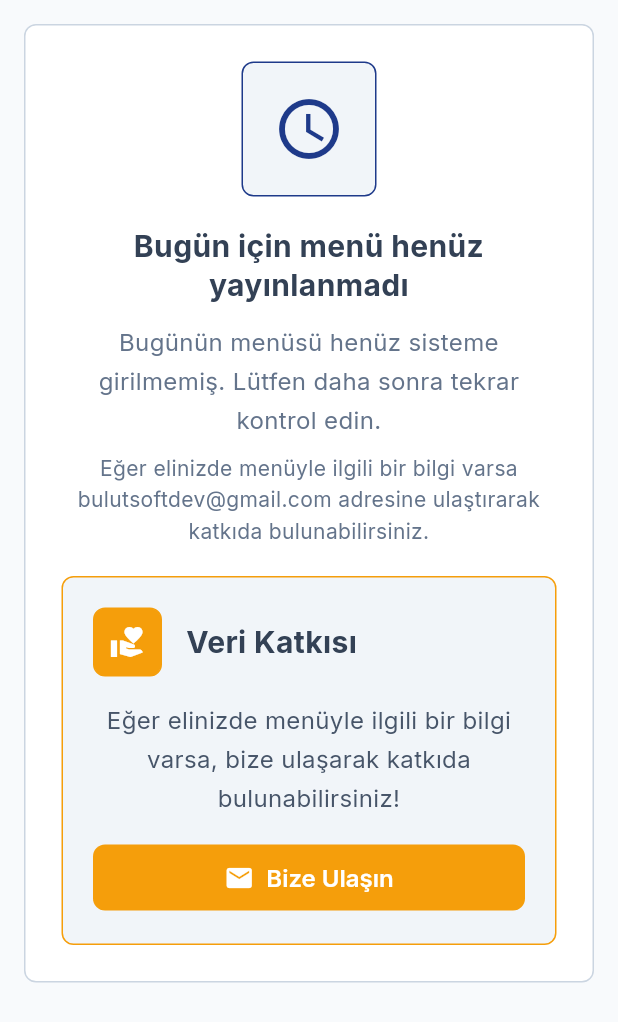
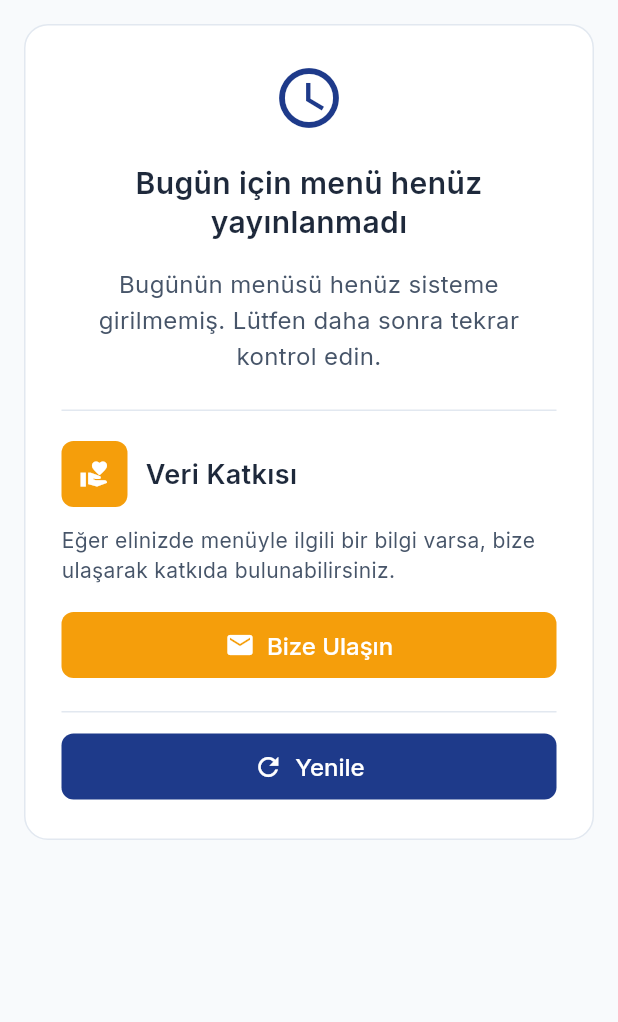
Before and after one commit to Furk4nBulut/Yurtta-Ye-Mobile, a Flutter app: the EmptyStateWidget widget shown alone on an empty page, opened directly with empty values, on a phone screen of 412 x 824 dp. Shown: the top 1022 px of the screen. Run offline on Flutter 3.47's test engine with Material 3 defaults, Android fonts, the phone set to English and light mode, and no system bars; our stand-ins replace go_router, google_fonts, shared_preferences, shimmer; accounts and stored records are empty; network calls fail.

Commit message:
Empty state fix.

```diff
--- a/lib/screens/home_screen.dart
+++ b/lib/screens/home_screen.dart
@@ -374,6 +374,10 @@ Teşekkürler!''';
       return EmptyStateWidget(
         selectedDate: _selectedDate,
         onEmailPressed: _launchEmail,
+        onRefreshPressed: () {
+          final provider = Provider.of<MenuProvider>(context, listen: false);
+          provider.fetchMenus(reset: true);
+        },
       );
     }
 
--- a/lib/widgets/empty_state_widget.dart
+++ b/lib/widgets/empty_state_widget.dart
@@ -4,21 +4,32 @@ import 'package:google_fonts/google_fonts.dart';
 import 'package:intl/intl.dart';
 import 'package:yurttaye_mobile/utils/constants.dart';
 
-class EmptyStateWidget extends StatelessWidget {
+class EmptyStateWidget extends StatefulWidget {
   final DateTime selectedDate;
   final VoidCallback onEmailPressed;
+  final VoidCallback? onRefreshPressed;
+  final VoidCallback? onWebsitePressed;
 
   const EmptyStateWidget({
     Key? key,
     required this.selectedDate,
     required this.onEmailPressed,
+    this.onRefreshPressed,
+    this.onWebsitePressed,
   }) : super(key: key);
+
+  @override
+  State<EmptyStateWidget> createState() => _EmptyStateWidgetState();
+}
+
+class _EmptyStateWidgetState extends State<EmptyStateWidget> {
+  bool _isRefreshing = false;
 
   @override
   Widget build(BuildContext context) {
     final today = DateTime.now();
     final todayOnly = DateTime(today.year, today.month, today.day);
-    final selectedDay = DateTime(selectedDate.year, selectedDate.month, selectedDate.day);
+    final selectedDay = DateTime(widget.selectedDate.year, widget.selectedDate.month, widget.selectedDate.day);
     final isToday = selectedDay.isAtSameMomentAs(todayOnly);
 
     return Padding(
@@ -31,142 +42,148 @@ class EmptyStateWidget extends StatelessWidget {
             padding: const EdgeInsets.all(Constants.space6),
             decoration: BoxDecoration(
               color: Constants.white,
-              borderRadius: BorderRadius.circular(8),
+              borderRadius: BorderRadius.circular(16),
               border: Border.all(
-                color: Constants.kykGray300,
+                color: Constants.kykGray200,
                 width: 1,
               ),
             ),
             child: Column(
               children: [
-                // Ana ikon
-                Container(
-                  padding: const EdgeInsets.all(Constants.space5),
-                  decoration: BoxDecoration(
-                    color: Constants.kykGray100,
-                    borderRadius: BorderRadius.circular(8),
-                    border: Border.all(
-                      color: Constants.kykPrimary,
-                      width: 1,
+                // Sade ana bölüm
+                _buildSimpleMainSection(isToday),
+                const SizedBox(height: Constants.space6),
+
+                // Ayırıcı çizgi
+                _buildDivider(),
+                const SizedBox(height: Constants.space5),
+
+                // Veri katkısı bölümü
+                _buildDataContribution(),
+                const SizedBox(height: Constants.space5),
+
+                _buildDivider(),
+
+                const SizedBox(height: Constants.space3),
+
+                // Yenile butonu
+                _buildRefreshButton(),
+              ],
             ),
           ),
-                  child: Icon(
+        ],
+      ),
+    );
+  }
+
+  // Sade ana bölüm
+  Widget _buildSimpleMainSection(bool isToday) {
+    return Column(
+      children: [
+        // Sade ikon
+        Icon(
           isToday ? Icons.schedule : Icons.restaurant_menu,
           size: Constants.text2xl * 2,
           color: Constants.kykPrimary,
         ),
-                ),
         const SizedBox(height: Constants.space5),
 
-                // Ana başlık
+        // Sade başlık
         Text(
           isToday ? 'Bugün için menü henüz yayınlanmadı' : 'Menü bulunamadı',
           style: GoogleFonts.inter(
             fontSize: Constants.textXl,
-                    fontWeight: FontWeight.w700,
-                    color: Constants.kykGray700,
+            fontWeight: FontWeight.w600,
+            color: Constants.kykGray800,
             height: 1.3,
           ),
           textAlign: TextAlign.center,
+          maxLines: 2,
+          overflow: TextOverflow.ellipsis,
         ),
-                const SizedBox(height: Constants.space3),
+        const SizedBox(height: Constants.space4),
 
-                // Açıklama metni
+        // Sade açıklama
         Text(
           isToday
               ? 'Bugünün menüsü henüz sisteme girilmemiş. Lütfen daha sonra tekrar kontrol edin.'
-                    : '${DateFormat('dd MMMM yyyy').format(selectedDate)} tarihi için henüz veri girişi yapılmadı.',
+              : '${DateFormat('dd MMMM yyyy').format(widget.selectedDate)} tarihi için henüz veri girişi yapılmadı.',
           style: GoogleFonts.inter(
             fontSize: Constants.textBase,
-                    color: Constants.kykGray500,
-                    height: 1.6,
-                  ),
-                  textAlign: TextAlign.center,
-                ),
-                const SizedBox(height: Constants.space2),
-
-                // Email bilgisi
-                Text(
-                  'Eğer elinizde menüyle ilgili bir bilgi varsa bulutsoftdev@gmail.com adresine ulaştırarak katkıda bulunabilirsiniz.',
-                  style: GoogleFonts.inter(
-                    fontSize: Constants.textSm,
-                    color: Constants.kykGray500,
+            color: Constants.kykGray600,
             height: 1.5,
           ),
           textAlign: TextAlign.center,
+          maxLines: 3,
+          overflow: TextOverflow.ellipsis,
         ),
+      ],
+    );
+  }
 
-                // Veri katkısı mesajı
-                Container(
-                  margin: const EdgeInsets.only(top: Constants.space5),
-                  padding: const EdgeInsets.all(Constants.space5),
-                  decoration: BoxDecoration(
-                    color: Constants.kykGray100,
-                    borderRadius: BorderRadius.circular(8),
-                    border: Border.all(
-                      color: Constants.kykAccent,
-                      width: 1,
-                    ),
-                  ),
-                  child: Column(
+  // Ayırıcı çizgi
+  Widget _buildDivider() {
+    return Container(
+      height: 1,
+      color: Constants.kykGray200,
+    );
+  }
+
+  // Veri katkısı bölümü
+  Widget _buildDataContribution() {
+    return Column(
+      crossAxisAlignment: CrossAxisAlignment.start,
       children: [
-                      // Başlık satırı
         Row(
           children: [
             Container(
-                            padding: const EdgeInsets.all(10),
+              padding: const EdgeInsets.all(Constants.space3),
               decoration: BoxDecoration(
                 color: Constants.kykAccent,
                 borderRadius: BorderRadius.circular(8),
-                              border: Border.all(
-                                color: Constants.kykAccent,
-                                width: 1,
-                              ),
               ),
               child: const Icon(
                 Icons.volunteer_activism,
                 color: Constants.white,
-                              size: 24,
+                size: 20,
               ),
             ),
-                          const SizedBox(width: Constants.space4),
+            const SizedBox(width: Constants.space3),
             Expanded(
               child: Text(
                 'Veri Katkısı',
                 style: GoogleFonts.inter(
-                                fontSize: Constants.textXl,
-                                fontWeight: FontWeight.w700,
-                                color: Constants.kykGray700,
+                  fontSize: Constants.textLg,
+                  fontWeight: FontWeight.w600,
+                  color: Constants.kykGray800,
                 ),
               ),
             ),
           ],
         ),
-                      const SizedBox(height: Constants.space4),
-
-                      // Açıklama
+        const SizedBox(height: Constants.space3),
         Text(
-                        'Eğer elinizde menüyle ilgili bir bilgi varsa, bize ulaşarak katkıda bulunabilirsiniz!',
+          'Eğer elinizde menüyle ilgili bir bilgi varsa, bize ulaşarak katkıda bulunabilirsiniz.',
           style: GoogleFonts.inter(
-                          fontSize: Constants.textBase,
+            fontSize: Constants.textSm,
             color: Constants.kykGray600,
-                          height: 1.6,
+            height: 1.4,
           ),
-                        textAlign: TextAlign.center,
+          textAlign: TextAlign.left,
+          maxLines: 2,
+          overflow: TextOverflow.ellipsis,
         ),
         const SizedBox(height: Constants.space4),
-
-                      // Email butonu
-                      Container(
+        SizedBox(
           width: double.infinity,
           child: ElevatedButton.icon(
-                          onPressed: onEmailPressed,
+            onPressed: widget.onEmailPressed,
             icon: const Icon(Icons.email, size: 20),
             label: Text(
               'Bize Ulaşın',
               style: GoogleFonts.inter(
                 fontSize: Constants.textBase,
-                              fontWeight: FontWeight.w600,
+                fontWeight: FontWeight.w500,
               ),
             ),
             style: ElevatedButton.styleFrom(
@@ -184,12 +201,63 @@ class EmptyStateWidget extends StatelessWidget {
           ),
         ),
       ],
+    );
+  }
+
+  // Yenile butonu - Loading state ile
+  Widget _buildRefreshButton() {
+    return SizedBox(
+      width: double.infinity,
+      child: ElevatedButton.icon(
+        onPressed: _isRefreshing ? null : () async {
+          setState(() {
+            _isRefreshing = true;
+          });
+
+          HapticFeedback.lightImpact();
+
+          if (widget.onRefreshPressed != null) {
+            widget.onRefreshPressed!();
+          }
+
+          // Kısa bir gecikme ekleyerek loading animasyonunu göster
+          await Future.delayed(const Duration(milliseconds: 500));
+
+          if (mounted) {
+            setState(() {
+              _isRefreshing = false;
+            });
+          }
+        },
+        icon: _isRefreshing
+          ? SizedBox(
+              width: 20,
+              height: 20,
+              child: CircularProgressIndicator(
+                strokeWidth: 2,
+                valueColor: AlwaysStoppedAnimation<Color>(Constants.white),
+              ),
+            )
+          : const Icon(Icons.refresh, size: 20),
+        label: Text(
+          _isRefreshing ? 'Yenileniyor...' : 'Yenile',
+          style: GoogleFonts.inter(
+            fontSize: Constants.textBase,
+            fontWeight: FontWeight.w500,
           ),
         ),
-              ],
+        style: ElevatedButton.styleFrom(
+          backgroundColor: _isRefreshing ? Constants.kykGray400 : Constants.kykPrimary,
+          foregroundColor: Constants.white,
+          padding: const EdgeInsets.symmetric(
+            horizontal: Constants.space5,
+            vertical: Constants.space3,
           ),
+          shape: RoundedRectangleBorder(
+            borderRadius: BorderRadius.circular(8),
           ),
-        ],
+          elevation: 0,
+        ),
       ),
     );
   }
```
Lines whose indentation alone changed are shown as unchanged.
